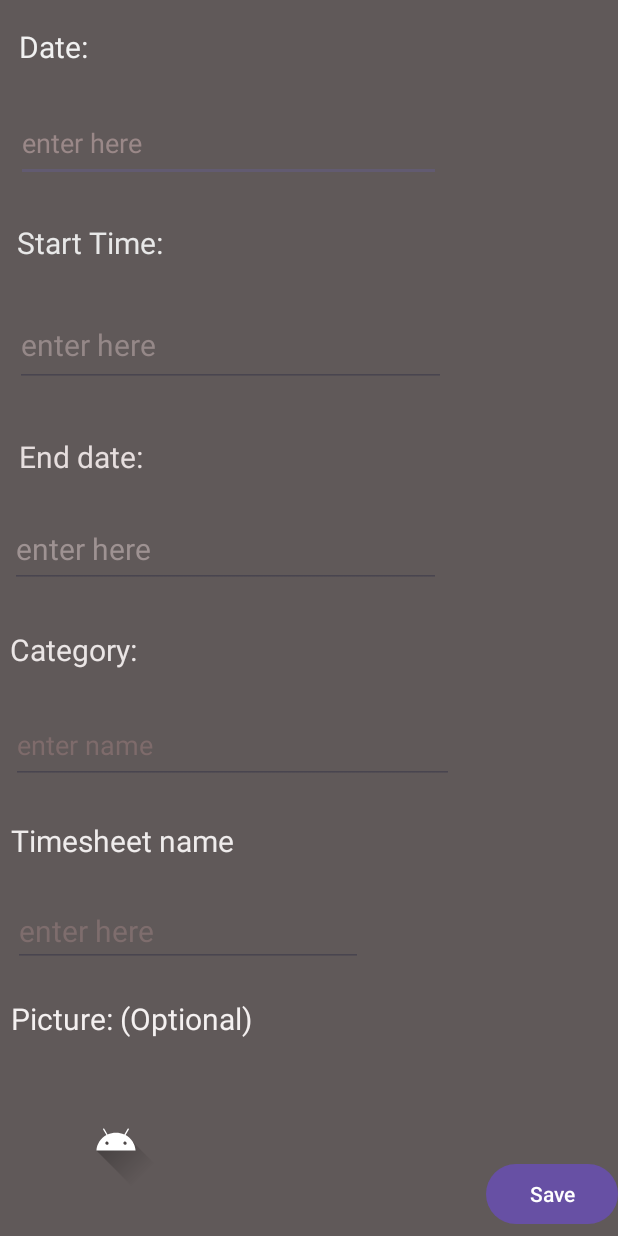
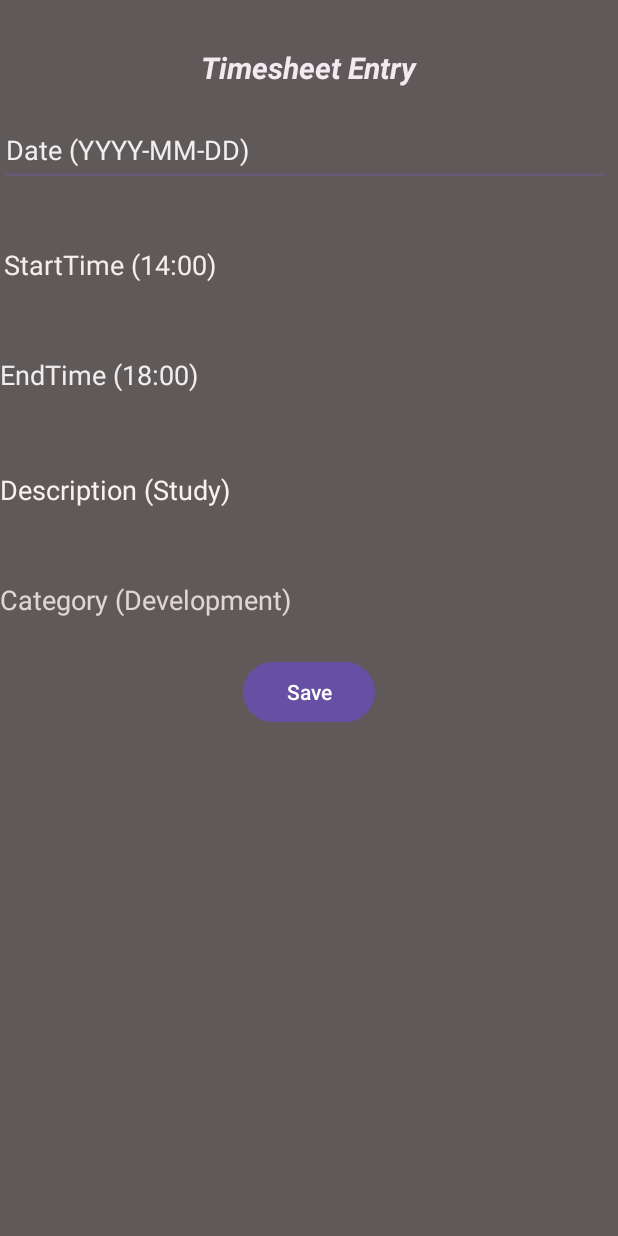
Before and after one commit to st10051449/Open-Source, an Android app: the TimesheetEntry screen opened directly, with no data from a screen before it, on a phone screen of 412 x 824 dp. Run offline under Robolectric (Android 15) with nearby library versions, the phone set to English and light mode, and no system bars.

Commit message:
Mpho - Timesheet entry and category list code

```diff
--- a/app/src/main/AndroidManifest.xml
+++ b/app/src/main/AndroidManifest.xml
@@ -12,6 +12,9 @@
         android:supportsRtl="true"
         android:theme="@style/Theme.TimeGlimpse"
         tools:targetApi="31">
+        <activity
+            android:name=".TimesheetEntry"
+            android:exported="false" />
         <activity
             android:name=".Homepage"
             android:exported="false" />
--- /dev/null
+++ b/app/src/main/java/TimesheetAdapter.kt
@@ -0,0 +1,27 @@
+import android.view.LayoutInflater
+import android.view.View
+import android.view.ViewGroup
+import android.widget.TextView
+import androidx.recyclerview.widget.RecyclerView
+import com.example.timeglimpse.R
+
+class TimesheetAdapter(private val entries: List<String>) :
+    RecyclerView.Adapter<TimesheetAdapter.ViewHolder>() {
+
+    class ViewHolder(itemView: View) : RecyclerView.ViewHolder(itemView) {
+        val entryTextView: TextView = itemView.findViewById(R.id.txtDate)
+    }
+
+    override fun onCreateViewHolder(parent: ViewGroup, viewType: Int): ViewHolder {
+        val itemView = LayoutInflater.from(parent.context)
+            .inflate(R.layout.activity_timesheet_entry, parent, false)
+        return ViewHolder(itemView)
+    }
+
+    override fun onBindViewHolder(holder: ViewHolder, position: Int) {
+        val entry = entries[position]
+        holder.entryTextView.text = entry
+    }
+
+    override fun getItemCount(): Int = entries.size
+}
--- a/app/src/main/java/com/example/timeglimpse/CartegoriesActivity.kt
+++ b/app/src/main/java/com/example/timeglimpse/CartegoriesActivity.kt
@@ -2,21 +2,29 @@ package com.example.timeglimpse
 
 import android.annotation.SuppressLint
 import android.os.Bundle
+import android.widget.Button
+import android.widget.EditText
 import androidx.activity.enableEdgeToEdge
 import androidx.appcompat.app.AppCompatActivity
 import androidx.core.view.ViewCompat
 import androidx.core.view.WindowInsetsCompat
 
 class CartegoriesActivity : AppCompatActivity() {
-    @SuppressLint("MissingInflatedId")
+    private val categoryList = mutableListOf<String>()
+
     override fun onCreate(savedInstanceState: Bundle?) {
         super.onCreate(savedInstanceState)
-        enableEdgeToEdge()
         setContentView(R.layout.activity_cartegories)
-        ViewCompat.setOnApplyWindowInsetsListener(findViewById(R.id.main)) { v, insets ->
-            val systemBars = insets.getInsets(WindowInsetsCompat.Type.systemBars())
-            v.setPadding(systemBars.left, systemBars.top, systemBars.right, systemBars.bottom)
-            insets
+
+        val categoryNameEditText = findViewById<EditText>(R.id.etCategoryName)
+        val addButton = findViewById<Button>(R.id.btnAddCategory)
+
+        addButton.setOnClickListener {
+            val categoryName = categoryNameEditText.text.toString().trim()
+            if (categoryName.isNotEmpty()) {
+                categoryList.add(categoryName)
+                categoryNameEditText.text.clear()
+            }
         }
     }
 }
--- a/app/src/main/java/com/example/timeglimpse/TimesheetEntry.kt
+++ b/app/src/main/java/com/example/timeglimpse/TimesheetEntry.kt
@@ -1,20 +1,41 @@
 package com.example.timeglimpse
 
+import TimesheetAdapter
 import android.os.Bundle
-import androidx.activity.enableEdgeToEdge
+import android.view.View
+import android.widget.EditText
 import androidx.appcompat.app.AppCompatActivity
-import androidx.core.view.ViewCompat
-import androidx.core.view.WindowInsetsCompat
+import androidx.recyclerview.widget.LinearLayoutManager
+import androidx.recyclerview.widget.RecyclerView
 
 class TimesheetEntry : AppCompatActivity() {
+    private val timesheetList = mutableListOf<String>() // Store entries as strings
+    private lateinit var recyclerView: RecyclerView
+
     override fun onCreate(savedInstanceState: Bundle?) {
         super.onCreate(savedInstanceState)
-        enableEdgeToEdge()
         setContentView(R.layout.activity_timesheet_entry)
-        ViewCompat.setOnApplyWindowInsetsListener(findViewById(R.id.main)) { v, insets ->
-            val systemBars = insets.getInsets(WindowInsetsCompat.Type.systemBars())
-            v.setPadding(systemBars.left, systemBars.top, systemBars.right, systemBars.bottom)
-            insets
-        }
+
+        // Set up RecyclerView
+        recyclerView = findViewById(R.id.recyclerViewTimesheet)
+        recyclerView.layoutManager = LinearLayoutManager(this)
+        recyclerView.adapter = TimesheetAdapter(timesheetList)
+    }
+
+    // Called when the user clicks the "Save" button
+    fun saveTimesheetEntry(view: View) {
+        val date = findViewById<EditText>(R.id.txtDate).text.toString()
+        val startTime = findViewById<EditText>(R.id.txtStartTime).text.toString()
+        val endTime = findViewById<EditText>(R.id.txtEndTime).text.toString()
+        val description = findViewById<EditText>(R.id.txtDescription).text.toString()
+        val Category = findViewById<EditText>(R.id.txtTimeSheetCategory).text.toString()
+        // Get other input fields (start time, end time, description, category)
+
+        // Example: Format the entry and add it to the list
+        val entry = "$date | Start Time: $startTime, End: $endTime, Description: $description Category: $Category"
+        timesheetList.add(entry)
+
+        // Notify the adapter that data has changed
+        recyclerView.adapter?.notifyDataSetChanged()
     }
 }
--- a/app/src/main/res/layout/activity_timesheet_entry.xml
+++ b/app/src/main/res/layout/activity_timesheet_entry.xml
@@ -1,196 +1,113 @@
-<?xml version="1.0" encoding="utf-8"?>
-<androidx.constraintlayout.widget.ConstraintLayout
-    xmlns:android="http://schemas.android.com/apk/res/android"
+<!-- res/layout/activity_main.xml -->
+<androidx.constraintlayout.widget.ConstraintLayout xmlns:android="http://schemas.android.com/apk/res/android"
     xmlns:tools="http://schemas.android.com/tools"
-    xmlns:app="http://schemas.android.com/apk/res-auto"
-    android:id="@+id/main"
     android:layout_width="match_parent"
     android:layout_height="match_parent"
-    tools:context=".TimesheetEntry"
-    android:background="#605959">
+    android:background="#605959"
+    xmlns:app="http://schemas.android.com/apk/res-auto">
+
+    <!-- Date input -->
+    <EditText
+        android:id="@+id/txtDate"
+        android:layout_width="407dp"
+        android:layout_height="48dp"
+        android:layout_marginTop="76dp"
+        android:hint="Date (YYYY-MM-DD)"
+        android:inputType="date"
+        android:textColorHint="#EFEFEF"
+        app:layout_constraintEnd_toEndOf="parent"
+        app:layout_constraintHorizontal_bias="0.0"
+        app:layout_constraintStart_toStartOf="parent"
+        app:layout_constraintTop_toTopOf="parent" />
 
     <TextView
-      android:id="@+id/txtDate"
+        android:id="@+id/txtStartTime"
+        android:layout_width="406dp"
+        android:layout_height="45dp"
+        android:hint="StartTime (14:00)"
+        android:textColorHint="#F4EDED"
+        android:textSize="18sp"
+        app:layout_constraintBottom_toBottomOf="parent"
+        app:layout_constraintEnd_toEndOf="parent"
+        app:layout_constraintHorizontal_bias="0.4"
+        app:layout_constraintStart_toStartOf="parent"
+        app:layout_constraintTop_toTopOf="parent"
+        app:layout_constraintVertical_bias="0.211" />
+
+    <TextView
+        android:id="@+id/txtEndTime"
+        android:layout_width="407dp"
+        android:layout_height="54dp"
+        android:hint="EndTime (18:00)"
+        android:textColorHint="#EFEDED"
+        android:textSize="18sp"
+        app:layout_constraintBottom_toBottomOf="parent"
+        app:layout_constraintEnd_toEndOf="parent"
+        app:layout_constraintHorizontal_bias="0.0"
+        app:layout_constraintStart_toStartOf="parent"
+        app:layout_constraintTop_toTopOf="parent"
+        app:layout_constraintVertical_bias="0.308" />
+
+    <TextView
+        android:id="@+id/txtDescription"
+        android:layout_width="403dp"
+        android:layout_height="52dp"
+        android:hint="Description (Study)"
+        android:textColorHint="#FBEFEF"
+        android:textSize="18sp"
+        app:layout_constraintBottom_toBottomOf="parent"
+        app:layout_constraintEnd_toEndOf="parent"
+        app:layout_constraintHorizontal_bias="0.006"
+        app:layout_constraintStart_toStartOf="parent"
+        app:layout_constraintTop_toTopOf="parent"
+        app:layout_constraintVertical_bias="0.407" />
+
+    <TextView
+        android:id="@+id/txtTimeSheetCategory"
+        android:layout_width="404dp"
+        android:layout_height="50dp"
+        android:hint="Category (Development)"
+        android:textColorHint="#E1D5D5"
+        android:textSize="18sp"
+        app:layout_constraintBottom_toBottomOf="parent"
+        app:layout_constraintEnd_toEndOf="parent"
+        app:layout_constraintHorizontal_bias="0.0"
+        app:layout_constraintStart_toStartOf="parent"
+        app:layout_constraintTop_toTopOf="parent" />
+
+    <Button
+        android:id="@+id/saveButton"
         android:layout_width="wrap_content"
         android:layout_height="wrap_content"
-      android:text="Date:"
-      android:textColor="#F1F1F1"
-      android:textSize="20sp"
+        android:text="Save"
+        app:layout_constraintTop_toBottomOf="@id/txtTimeSheetCategory"
+        app:layout_constraintStart_toStartOf="parent"
+        app:layout_constraintEnd_toEndOf="parent"
+        android:onClick="saveTimesheetEntry" />
+
+    <!-- RecyclerView to display saved entries -->
+    <androidx.recyclerview.widget.RecyclerView
+        android:id="@+id/recyclerViewTimesheet"
+        android:layout_width="0dp"
+        android:layout_height="0dp"
         app:layout_constraintBottom_toBottomOf="parent"
         app:layout_constraintEnd_toEndOf="parent"
-      app:layout_constraintHorizontal_bias="0.035"
         app:layout_constraintStart_toStartOf="parent"
-      app:layout_constraintTop_toTopOf="parent"
-      app:layout_constraintVertical_bias="0.022" />
-
-  <EditText
-      android:id="@+id/editTextDate"
-      android:layout_width="283dp"
-      android:layout_height="51dp"
-      android:ems="10"
-      android:hint="enter here"
-      android:inputType="date"
-      android:textColorHint="#9A8888"
-      app:layout_constraintBottom_toBottomOf="parent"
-      app:layout_constraintEnd_toEndOf="parent"
-      app:layout_constraintHorizontal_bias="0.085"
-      app:layout_constraintStart_toStartOf="parent"
-      app:layout_constraintTop_toTopOf="parent"
-      app:layout_constraintVertical_bias="0.091" />
-
-  <TextView
-      android:id="@+id/textView3"
-      android:layout_width="wrap_content"
-      android:layout_height="wrap_content"
-      android:text="Start Time:"
-      android:textColor="#E8E8E8"
-      android:textSize="20sp"
-      app:layout_constraintBottom_toBottomOf="parent"
-      app:layout_constraintEnd_toEndOf="parent"
-      app:layout_constraintHorizontal_bias="0.035"
-      app:layout_constraintStart_toStartOf="parent"
-      app:layout_constraintTop_toTopOf="parent"
-      app:layout_constraintVertical_bias="0.186" />
-
-  <EditText
-      android:id="@+id/txtStartTime"
-      android:layout_width="287dp"
-      android:layout_height="55dp"
-      android:ems="10"
-      android:hint="enter here"
-      android:inputType="time"
-      android:textColorHint="#958888"
-      android:textSize="20sp"
-      app:layout_constraintBottom_toBottomOf="parent"
-      app:layout_constraintEnd_toEndOf="parent"
-      app:layout_constraintHorizontal_bias="0.08"
-      app:layout_constraintStart_toStartOf="parent"
-      app:layout_constraintTop_toTopOf="parent"
-      app:layout_constraintVertical_bias="0.264" />
-
-  <TextView
-      android:id="@+id/textView4"
-      android:layout_width="wrap_content"
-      android:layout_height="wrap_content"
-      android:text="End date:"
-      android:textColor="#E6DEDE"
-      android:textSize="20sp"
-      app:layout_constraintBottom_toBottomOf="parent"
-      app:layout_constraintEnd_toEndOf="parent"
-      app:layout_constraintHorizontal_bias="0.039"
-      app:layout_constraintStart_toStartOf="parent"
-      app:layout_constraintTop_toTopOf="parent"
-      app:layout_constraintVertical_bias="0.365" />
-
-  <EditText
-      android:id="@+id/txtEndDate"
-      android:layout_width="287dp"
-      android:layout_height="51dp"
-      android:ems="10"
-      android:hint="enter here"
-      android:inputType="time"
-      android:textColorHint="#9E9292"
-      android:textSize="20sp"
-      app:layout_constraintBottom_toBottomOf="parent"
-      app:layout_constraintEnd_toEndOf="parent"
-      app:layout_constraintHorizontal_bias="0.056"
-      app:layout_constraintStart_toStartOf="parent"
-      app:layout_constraintTop_toTopOf="parent"
-      app:layout_constraintVertical_bias="0.441" />
-
-  <TextView
-      android:id="@+id/textView5"
-      android:layout_width="wrap_content"
-      android:layout_height="wrap_content"
-      android:text="Category:"
-      android:textColor="#EAE5E5"
-      android:textSize="20sp"
-      app:layout_constraintBottom_toBottomOf="parent"
-      app:layout_constraintEnd_toEndOf="parent"
-      app:layout_constraintHorizontal_bias="0.021"
-      app:layout_constraintStart_toStartOf="parent"
-      app:layout_constraintTop_toTopOf="parent"
-      app:layout_constraintVertical_bias="0.526" />
-
-  <EditText
-      android:id="@+id/editTextText2"
-      android:layout_width="295dp"
-      android:layout_height="51dp"
-      android:ems="10"
-      android:hint="enter name"
-      android:inputType="text"
-      android:textColorHint="#7E6B6B"
-      app:layout_constraintBottom_toBottomOf="parent"
-      app:layout_constraintEnd_toEndOf="parent"
-      app:layout_constraintHorizontal_bias="0.06"
-      app:layout_constraintStart_toStartOf="parent"
-      app:layout_constraintTop_toTopOf="parent"
-      app:layout_constraintVertical_bias="0.61" />
-
-  <TextView
-      android:id="@+id/textView6"
-      android:layout_width="wrap_content"
-      android:layout_height="wrap_content"
-      android:text="Timesheet name"
-      android:textColor="#EFECEC"
-      android:textSize="20sp"
-      app:layout_constraintBottom_toBottomOf="parent"
-      app:layout_constraintEnd_toEndOf="parent"
-      app:layout_constraintHorizontal_bias="0.028"
-      app:layout_constraintStart_toStartOf="parent"
-      app:layout_constraintTop_toTopOf="parent"
-      app:layout_constraintVertical_bias="0.686" />
-
-  <EditText
-      android:id="@+id/editTextText3"
-      android:layout_width="wrap_content"
-      android:layout_height="wrap_content"
-      android:ems="10"
-      android:hint="enter here"
-      android:inputType="text"
-      android:textColorHint="#7E6D6D"
-      android:textSize="20sp"
-      app:layout_constraintBottom_toBottomOf="parent"
-      app:layout_constraintEnd_toEndOf="parent"
-      app:layout_constraintHorizontal_bias="0.049"
-      app:layout_constraintStart_toStartOf="parent"
-      app:layout_constraintTop_toTopOf="parent"
-      app:layout_constraintVertical_bias="0.769" />
-
-  <Button
-      android:id="@+id/button"
-      android:layout_width="wrap_content"
-      android:layout_height="wrap_content"
-      android:layout_marginBottom="4dp"
-      android:text="Save"
-      app:layout_constraintBottom_toBottomOf="parent"
-      app:layout_constraintEnd_toEndOf="parent"
-      app:layout_constraintHorizontal_bias="1.0"
-      app:layout_constraintStart_toStartOf="parent" />
+        app:layout_constraintTop_toBottomOf="@id/saveButton" />
 
     <TextView
         android:id="@+id/textView7"
-      android:layout_width="wrap_content"
-      android:layout_height="wrap_content"
-      android:text="Picture: (Optional)"
-      android:textColor="#F4F0F0"
+        android:layout_width="171dp"
+        android:layout_height="33dp"
+        android:text="Timesheet Entry"
+        android:textColor="#F1EBF1"
         android:textSize="20sp"
+        android:textStyle="bold|italic"
         app:layout_constraintBottom_toBottomOf="parent"
         app:layout_constraintEnd_toEndOf="parent"
-      app:layout_constraintHorizontal_bias="0.028"
+        app:layout_constraintHorizontal_bias="0.558"
         app:layout_constraintStart_toStartOf="parent"
         app:layout_constraintTop_toTopOf="parent"
-      app:layout_constraintVertical_bias="0.835" />
-
-  <ImageView
-      android:id="@+id/imageView"
-      android:layout_width="92dp"
-      android:layout_height="61dp"
-      android:layout_marginBottom="32dp"
-      app:layout_constraintBottom_toBottomOf="parent"
-      app:layout_constraintEnd_toEndOf="parent"
-      app:layout_constraintHorizontal_bias="0.097"
-      app:layout_constraintStart_toStartOf="parent"
-      app:srcCompat="@drawable/ic_launcher_foreground" />
+        app:layout_constraintVertical_bias="0.04" />
 
 </androidx.constraintlayout.widget.ConstraintLayout>
```
Lines whose indentation alone changed are shown as unchanged.
